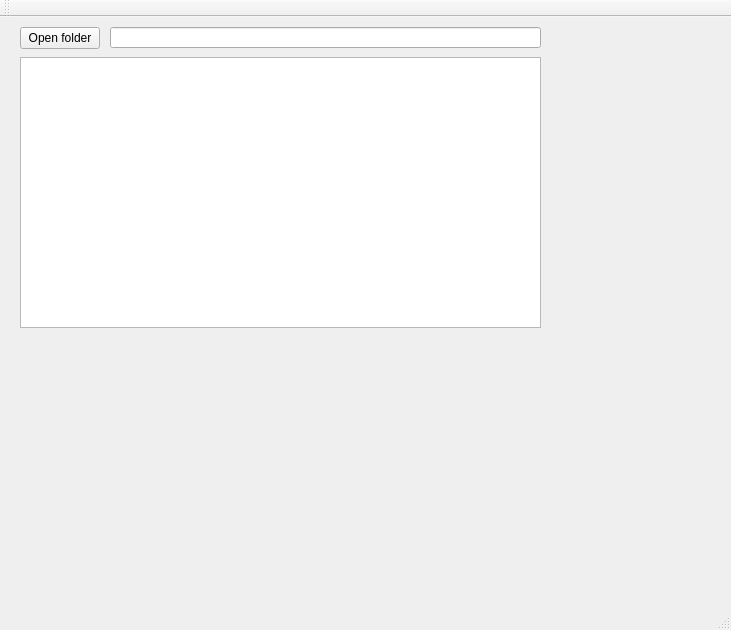
Above: KidneySegment/mainwindow.ui from marcinkociolek/ProjectsPL before the change. Below: the same form after it.
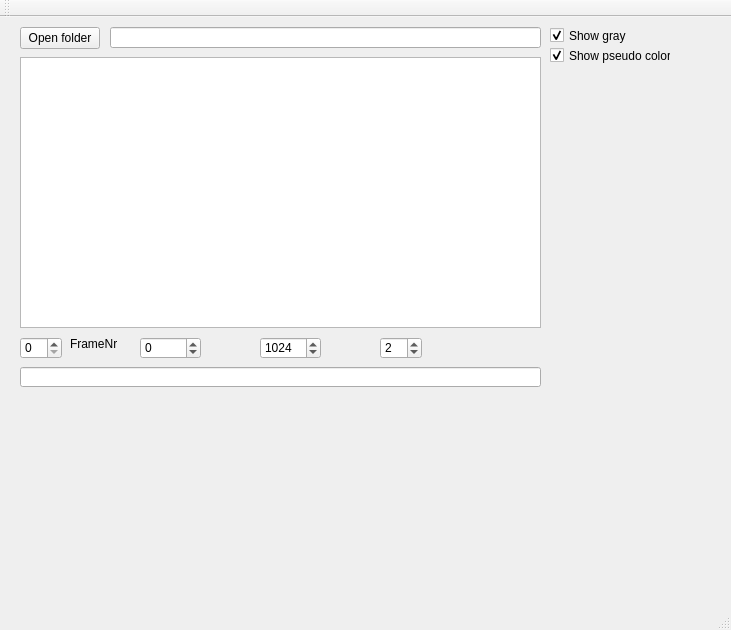
That is the form after the change.

```diff
--- a/KidneySegment/mainwindow.ui
+++ b/KidneySegment/mainwindow.ui
@@ -47,6 +47,131 @@
      </rect>
     </property>
    </widget>
+   <widget class="QSpinBox" name="spinBoxFrameNr">
+    <property name="geometry">
+     <rect>
+      <x>20</x>
+      <y>320</y>
+      <width>42</width>
+      <height>22</height>
+     </rect>
+    </property>
+    <property name="maximum">
+     <number>29</number>
+    </property>
+   </widget>
+   <widget class="QLineEdit" name="lineEditFileToProcess">
+    <property name="geometry">
+     <rect>
+      <x>20</x>
+      <y>350</y>
+      <width>521</width>
+      <height>20</height>
+     </rect>
+    </property>
+   </widget>
+   <widget class="QLabel" name="label">
+    <property name="geometry">
+     <rect>
+      <x>70</x>
+      <y>320</y>
+      <width>47</width>
+      <height>13</height>
+     </rect>
+    </property>
+    <property name="text">
+     <string>FrameNr</string>
+    </property>
+   </widget>
+   <widget class="QSpinBox" name="spinBoxMinShow">
+    <property name="geometry">
+     <rect>
+      <x>140</x>
+      <y>320</y>
+      <width>61</width>
+      <height>22</height>
+     </rect>
+    </property>
+    <property name="minimum">
+     <number>-65536</number>
+    </property>
+    <property name="maximum">
+     <number>65535</number>
+    </property>
+    <property name="singleStep">
+     <number>16</number>
+    </property>
+   </widget>
+   <widget class="QSpinBox" name="spinBoxMaxShow">
+    <property name="geometry">
+     <rect>
+      <x>260</x>
+      <y>320</y>
+      <width>61</width>
+      <height>22</height>
+     </rect>
+    </property>
+    <property name="maximum">
+     <number>65535</number>
+    </property>
+    <property name="singleStep">
+     <number>16</number>
+    </property>
+    <property name="value">
+     <number>1024</number>
+    </property>
+   </widget>
+   <widget class="QCheckBox" name="checkBoxShowGray">
+    <property name="geometry">
+     <rect>
+      <x>550</x>
+      <y>10</y>
+      <width>121</width>
+      <height>17</height>
+     </rect>
+    </property>
+    <property name="text">
+     <string>Show gray</string>
+    </property>
+    <property name="checked">
+     <bool>true</bool>
+    </property>
+   </widget>
+   <widget class="QCheckBox" name="checkBoxShowPseudoColor">
+    <property name="geometry">
+     <rect>
+      <x>550</x>
+      <y>30</y>
+      <width>121</width>
+      <height>17</height>
+     </rect>
+    </property>
+    <property name="text">
+     <string>Show pseudo color</string>
+    </property>
+    <property name="checked">
+     <bool>true</bool>
+    </property>
+   </widget>
+   <widget class="QSpinBox" name="spinBoxImageScale">
+    <property name="geometry">
+     <rect>
+      <x>380</x>
+      <y>320</y>
+      <width>42</width>
+      <height>22</height>
+     </rect>
+    </property>
+    <property name="minimum">
+     <number>1</number>
+    </property>
+    <property name="maximum">
+     <number>4</number>
+    </property>
+    <property name="value">
+     <number>2</number>
+    </property>
+   </widget>
   </widget>
   <widget class="QMenuBar" name="menuBar">
    <property name="geometry">
```
